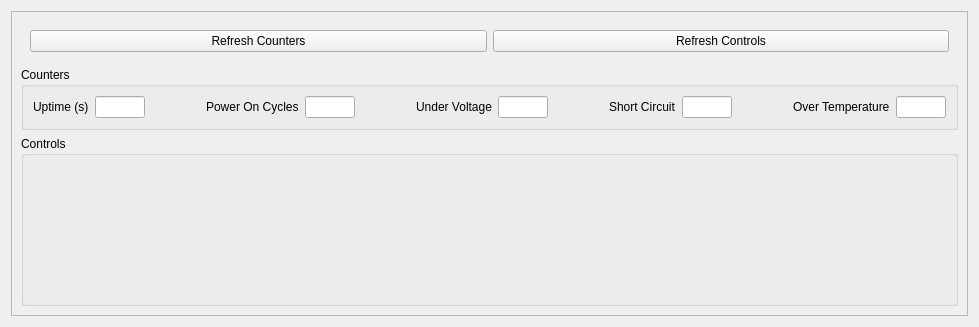
Above: alea-gsw/apps/alea-san-antonio/alea/sa/ui/control_panels/eps_panel.ui from jumiknows/AleasatV2 before the change. Below: the same form after it.
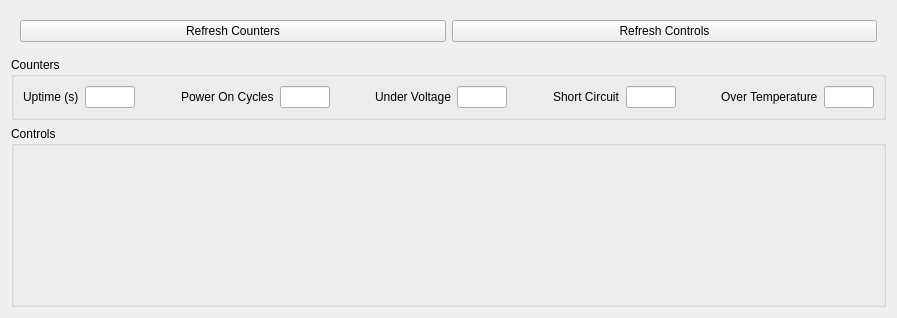
That is the form after the change.

```diff
--- a/alea-gsw/apps/alea-san-antonio/alea/sa/ui/control_panels/eps_panel.ui
+++ b/alea-gsw/apps/alea-san-antonio/alea/sa/ui/control_panels/eps_panel.ui
@@ -9,8 +9,8 @@
    <rect>
     <x>0</x>
     <y>0</y>
-    <width>979</width>
-    <height>327</height>
+    <width>897</width>
+    <height>318</height>
    </rect>
   </property>
   <property name="windowTitle">
@@ -18,21 +18,6 @@
   </property>
   <layout class="QVBoxLayout" name="verticalLayout">
    <item>
-    <widget class="QScrollArea" name="scrollArea">
-     <property name="widgetResizable">
-      <bool>true</bool>
-     </property>
-     <widget class="QWidget" name="scrollAreaWidgetContents">
-      <property name="geometry">
-       <rect>
-        <x>0</x>
-        <y>0</y>
-        <width>955</width>
-        <height>303</height>
-       </rect>
-      </property>
-      <layout class="QVBoxLayout" name="verticalLayout_2">
-       <item>
         <widget class="QFrame" name="buttons_panel">
          <property name="sizePolicy">
           <sizepolicy hsizetype="Preferred" vsizetype="Fixed">
@@ -294,10 +279,6 @@
           <string>Controls</string>
          </property>
          <layout class="QGridLayout" name="gridLayout"/>
-        </widget>
-       </item>
-      </layout>
-     </widget>
     </widget>
    </item>
   </layout>
```
Lines whose indentation alone changed are shown as unchanged.
